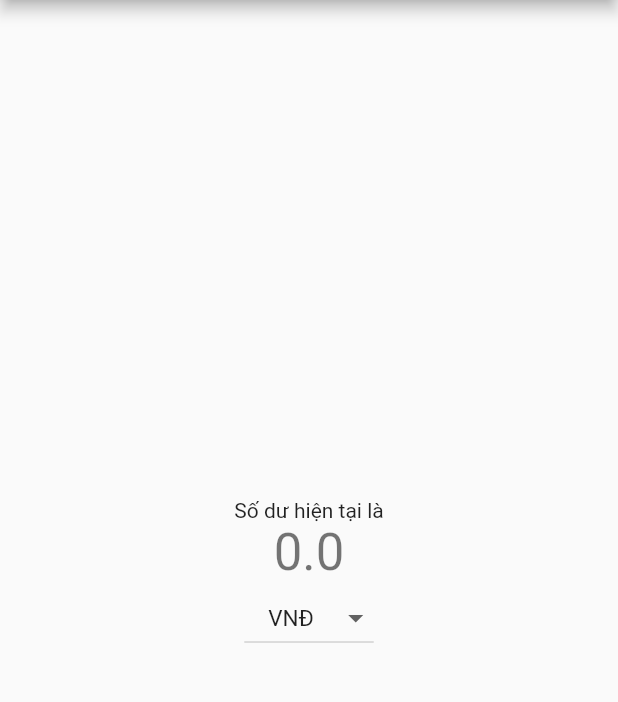
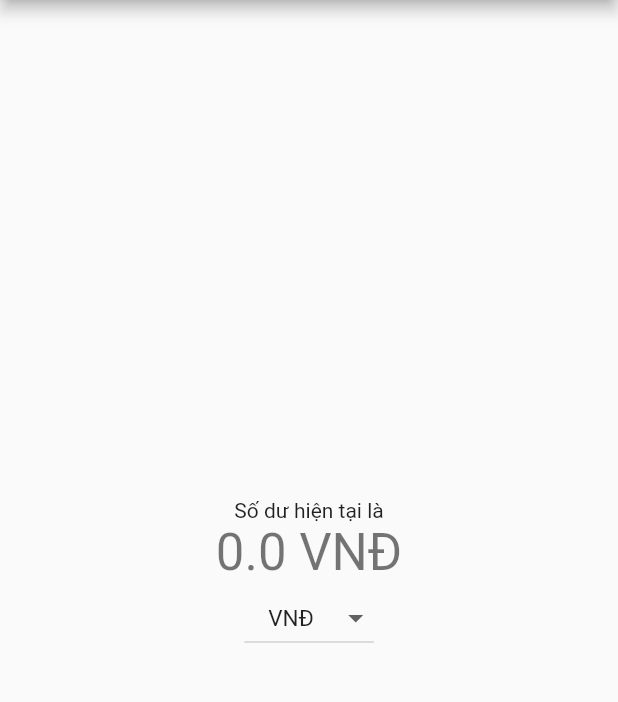
Before and after one commit to viettungvuong/SaveMoney, a Flutter app: the screen it shows after launch, on a phone screen of 412 x 824 dp, the part 84-786 px from its top. Run offline on Flutter 3.47's test engine with Material 2 defaults, Android fonts, the phone set to English and light mode, and no system bars; drawn by our look-alikes of dropdown_button2.

Commit message:
Xuất ra trên màn hình thêm đơn vị tiền tệ

```diff
--- a/lib/main.dart
+++ b/lib/main.dart
@@ -100,7 +100,7 @@ class _MyHomePageState extends State<MyHomePage> {
               'Số dư hiện tại là',
             ),
             Text(
-              '$balance', //xuat ra bien balance
+              '$balance $selectedItem', //xuat ra bien balance (so tien hien co)
               style: Theme.of(context).textTheme.headlineMedium,
             ),
             DropdownButton2(
```
